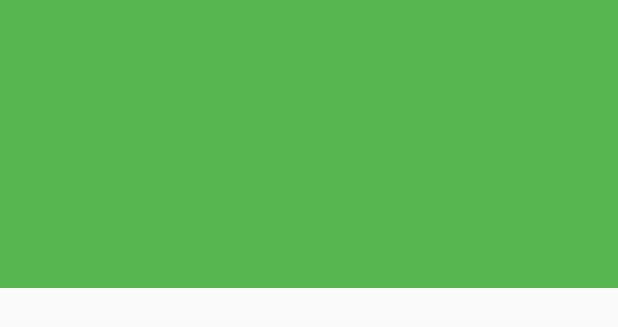
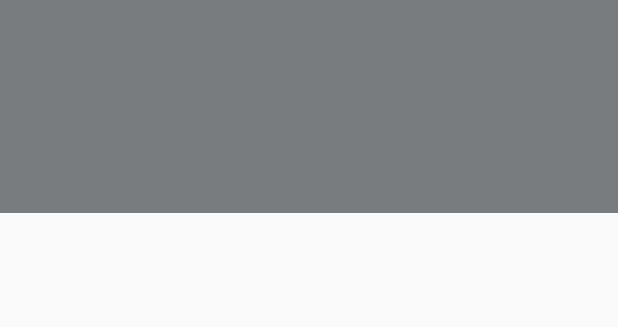
Before and after one commit to Vitalik-Priadka/NewsIT, an Android app: the layout navigation_header.xml on its own in the app's theme, with its tools: preview values and no code run, on a phone screen of 412 x 824 dp. Shown: the top 327 px of the screen. Run offline under Robolectric (Android 15) with nearby library versions, the phone set to English and light mode, and no system bars.

```diff
--- a/app/src/main/res/layout/navigation_header.xml
+++ b/app/src/main/res/layout/navigation_header.xml
@@ -2,7 +2,7 @@
 <LinearLayout xmlns:android="http://schemas.android.com/apk/res/android"
     android:orientation="vertical"
     android:layout_width="match_parent"
-    android:layout_height="192dp"
-    android:background="@color/colorAccent">
+    android:layout_height="142dp"
+    android:background="@color/colorPrimary">
 
 </LinearLayout>
--- a/app/src/main/res/menu/menu_navigation.xml
+++ b/app/src/main/res/menu/menu_navigation.xml
@@ -2,22 +2,26 @@
 <menu xmlns:android="http://schemas.android.com/apk/res/android">
 
     <item
+        android:id="@+id/actionLogInItem"
         android:title="@string/menu_item_log_in"
         android:orderInCategory="1"
         android:icon="@drawable/login_variant"/>
 
     <item
+        android:id="@+id/actionNewsItem"
         android:title="@string/menu_item_news"
         android:orderInCategory="1"
         android:icon="@drawable/newspaper"/>
 
     <item
+        android:id="@+id/actionSettingItem"
         android:title="@string/menu_item_settings"
         android:orderInCategory="1"
         android:icon="@drawable/settings"/>
 
     <item
+        android:id="@+id/actionExitItem"
         android:title="@string/menu_item_exit"
         android:orderInCategory="1"
-        android:icon="@drawable/close_octagon_outline"/>
+        android:icon="@drawable/close_octagon_outline" />
 </menu>
--- a/app/src/main/res/values/strings.xml
+++ b/app/src/main/res/values/strings.xml
@@ -1,5 +1,6 @@
 <resources>
     <string name="app_name">IT News</string>
+    <string name="app_tittle">News</string>
     <string name="search_title">Search</string>
     <string name="reload_title">Reload</string>
 
@@ -7,4 +8,7 @@
     <string name="menu_item_news">Новости</string>
     <string name="menu_item_settings">Настройки</string>
     <string name="menu_item_exit">Выйти</string>
+
+    <string name="view_navigation_open">Open</string>
+    <string name="view_navigation_close">Close</string>
 </resources>
```
Also changed, not shown: app/src/main/java/com/priadka/newsit_project/MainActivity.java (+26 -3 lines).
